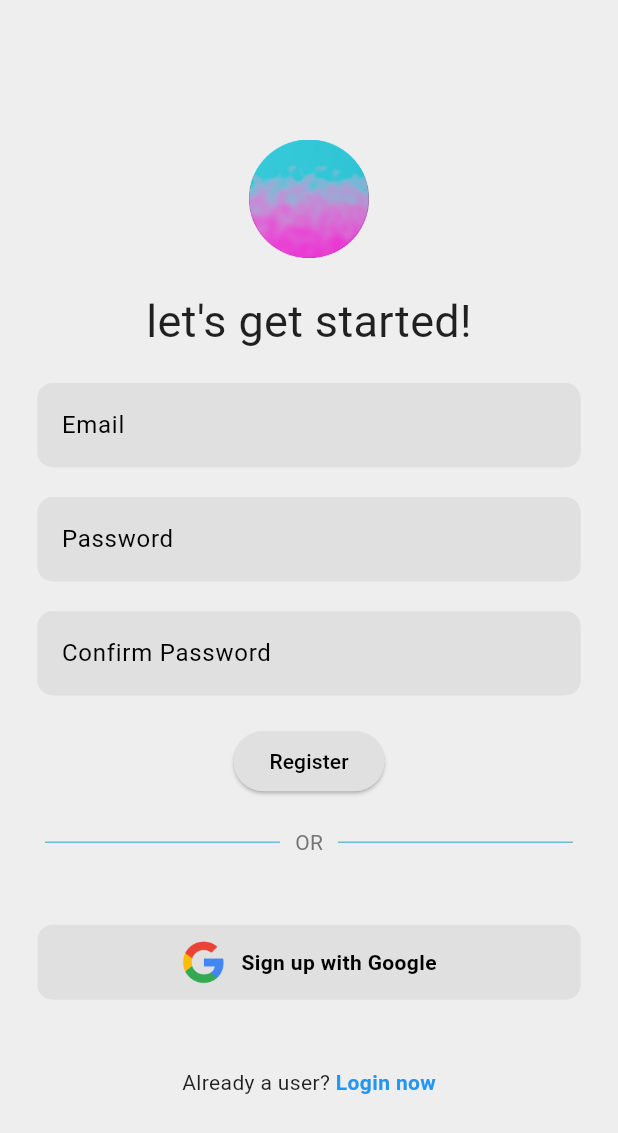
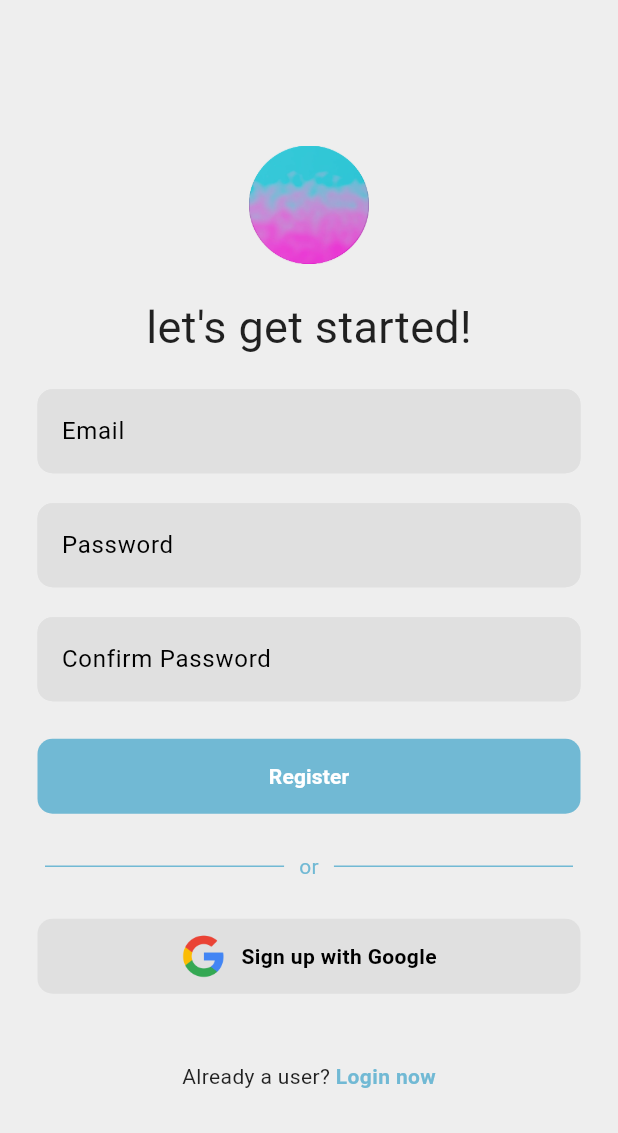
Before and after one commit to mahima-manik/flutter-starter-kit, a Flutter app: the screen it shows after launch, after a tap on "Sign up", on a phone screen of 412 x 824 dp. Shown: the top 1133 px of the screen. Run offline on Flutter 3.47's test engine with Material 3 defaults, Android fonts, the phone set to English and light mode, and no system bars; our stand-ins replace cloud_firestore, firebase_auth, firebase_core, firebase_storage, flutter_dotenv, google_sign_in and 1 more; missing offline and left inert: flutter_stripe; accounts and stored records are empty.

Commit message:
Match register page with login page

```diff
--- a/lib/src/pages/login_page.dart
+++ b/lib/src/pages/login_page.dart
@@ -181,7 +181,7 @@ class _LoginPageState extends State<LoginPage> {
                 ),
               ),
               Padding(
-                padding: const EdgeInsets.symmetric(horizontal: 30, vertical: 20),
+                padding: const EdgeInsets.symmetric(horizontal: 30),
                 child: Row(
                   mainAxisAlignment: MainAxisAlignment.center,
                   children: [
@@ -192,7 +192,7 @@ class _LoginPageState extends State<LoginPage> {
                       ),
                     ),
                     const SizedBox(width: 10),
-                    Text('OR', style: TextStyle(color: Theme.of(context).colorScheme.secondary)),
+                    Text('or', style: TextStyle(color: Theme.of(context).colorScheme.secondary)),
                     const SizedBox(width: 10),
                     Expanded(
                       child: Divider(
@@ -212,14 +212,13 @@ class _LoginPageState extends State<LoginPage> {
                   ),
                 ],
               ),
-              const SizedBox(height: 20),
               Row (
                 mainAxisAlignment: MainAxisAlignment.center,
                 children: [
                   const Text('Not a user? '),
                   GestureDetector(
                     onTap: () => Navigator.push(context, MaterialPageRoute(builder: (context) => RegisterPage())),
-                    child: const Text('Sign up', style: TextStyle(color: Colors.blue, fontWeight: FontWeight.bold),),
+                    child: Text('Sign up', style: TextStyle(color: Theme.of(context).colorScheme.secondary, fontWeight: FontWeight.bold),),
                   ),
                 ],
               ),
--- a/lib/src/pages/register_page.dart
+++ b/lib/src/pages/register_page.dart
@@ -159,13 +159,32 @@ class _RegisterPageState extends State<RegisterPage> {
                 obscureText: true,
                 keyboardType: TextInputType.text,
               ),
-              const SizedBox(height: 20),
-              ElevatedButton(
-                onPressed: () => registerUser(),
-                child: const Text('Register'),
+              Padding(
+                padding: const EdgeInsets.all(25),
+                child: SizedBox(
+                  width: double.infinity,
+                  child: ElevatedButton(
+                    onPressed: () => registerUser(),
+                    style: ElevatedButton.styleFrom(
+                      shape: RoundedRectangleBorder(
+                        borderRadius: BorderRadius.circular(10),
+                      ),
+                      backgroundColor: Theme.of(context).colorScheme.secondary,
+                      elevation: 0,
+                      padding: const EdgeInsets.symmetric(vertical: 15),
+                    ),
+                    child: Text(
+                      'Register',
+                      style: TextStyle(
+                        fontWeight: FontWeight.bold,
+                        color: Theme.of(context).colorScheme.onPrimary,
+                      ),
+                    ),
+                  ),
+                ),
               ),
               Padding(
-                padding: const EdgeInsets.symmetric(horizontal: 30, vertical: 20),
+                padding: const EdgeInsets.symmetric(horizontal: 30),
                 child: Row(
                   mainAxisAlignment: MainAxisAlignment.center,
                   children: [
@@ -176,7 +195,7 @@ class _RegisterPageState extends State<RegisterPage> {
                       ),
                     ),
                     const SizedBox(width: 10),
-                    Text('OR', style: TextStyle(color: Theme.of(context).colorScheme.primary),),
+                    Text('or', style: TextStyle(color: Theme.of(context).colorScheme.secondary)),
                     const SizedBox(width: 10),
                     Expanded(
                       child: Divider(
@@ -204,7 +223,7 @@ class _RegisterPageState extends State<RegisterPage> {
                   const Text('Already a user? '),
                   GestureDetector(
                     onTap: () => Navigator.push(context, MaterialPageRoute(builder: (context) => const LoginPage())),
-                    child: const Text('Login now', style: TextStyle(color: Colors.blue, fontWeight: FontWeight.bold),),
+                    child: Text('Login now', style: TextStyle(color: Theme.of(context).colorScheme.secondary, fontWeight: FontWeight.bold)),
                   ),
                 ],
               ),
```
